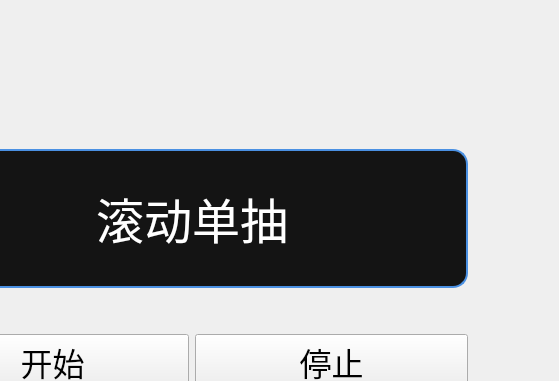
This is ui/WidgetScrollSingle.ui in HQZ-OhNone/randname as Qt 5 draws it before an edit; both pictures show x 175 to 734 and y 0 to 381 of the 734 by 539 pixel window. The edited form follows.
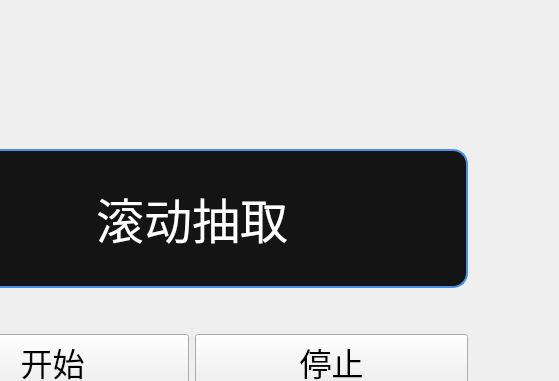
This is the edited form.

The edit to the form file:
```diff
--- a/ui/WidgetScrollSingle.ui
+++ b/ui/WidgetScrollSingle.ui
@@ -52,7 +52,7 @@
 </string>
      </property>
      <property name="text">
-      <string>滚动单抽</string>
+    <string>滚动抽取</string>
      </property>
      <property name="alignment">
       <set>Qt::AlignmentFlag::AlignCenter</set>
```
